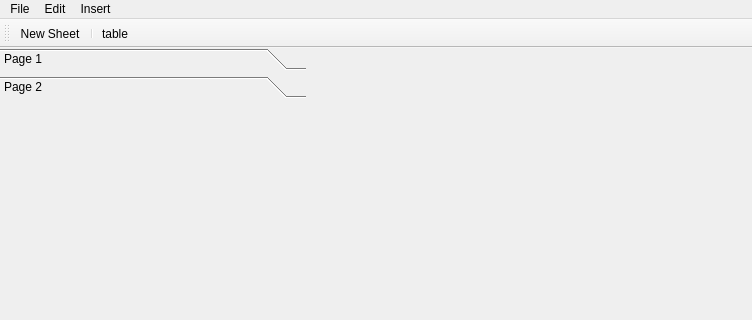
Old version of the form mainwindow.ui in the repository dacresni/Daedalus; both pictures show x 0 to 752 and y 0 to 320 of the 752 by 646 pixel window.
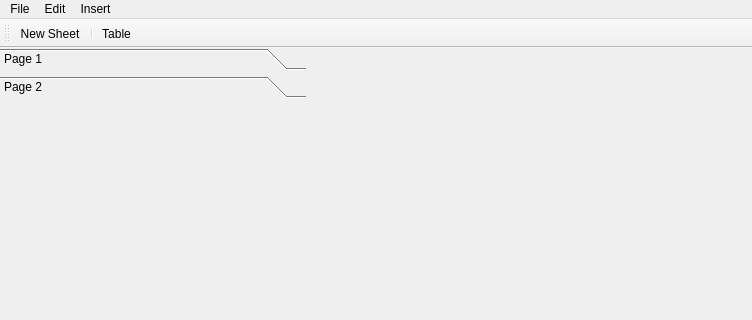
New version of the form. The open tabs and pages were chosen to show the change.

Commit message: implimented addTable Function

The edit to the form file:
```diff
--- a/mainwindow.ui
+++ b/mainwindow.ui
@@ -144,7 +144,7 @@
   </action>
   <action name="actionAddTable">
    <property name="text">
-    <string>table</string>
+    <string>Table</string>
    </property>
    <property name="toolTip">
     <string>Add a table</string>
```
Left out of the diff: 2 changed lines with no effect on the pictures. The commit also changes 2 other files.
